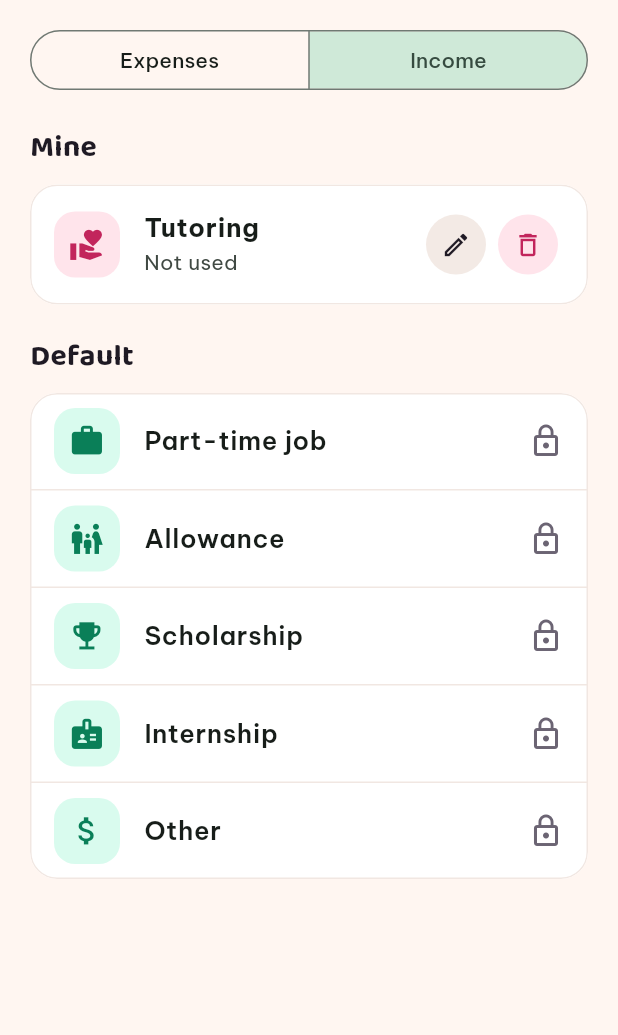
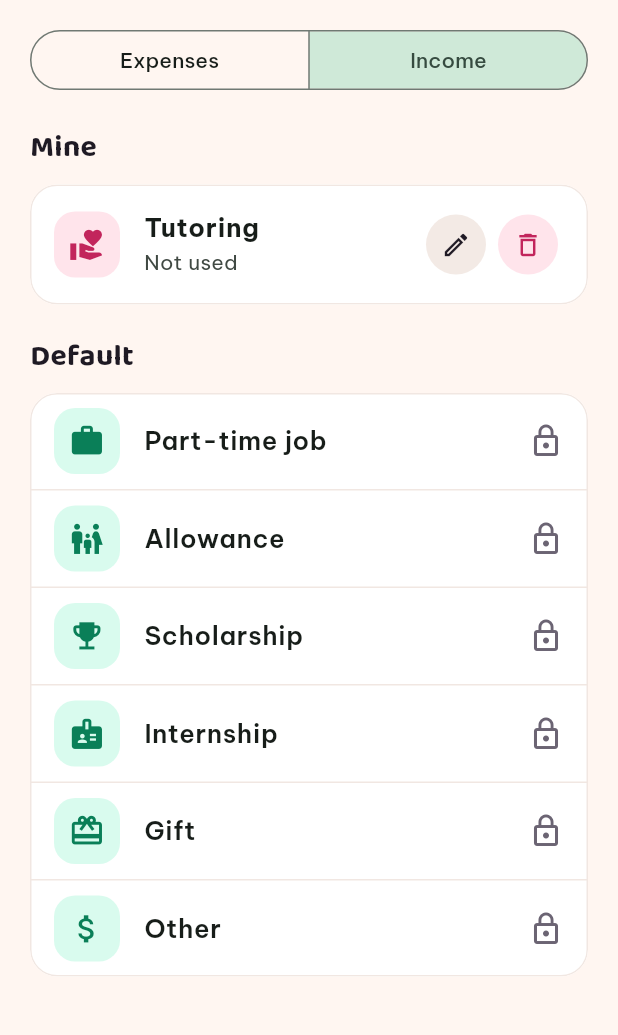
Before and after one commit to duyminh94/FeatureNotBug_Pennypal, a Flutter app: the CategoriesScreen screen opened directly, after a tap on "Income", on a phone screen of 412 x 824 dp, the part 72-1107 px from its top. Run offline on Flutter 3.47's test engine with Material 3 defaults, Android fonts, the phone set to English and light mode, and no system bars; our stand-ins replace firebase_auth, firebase_core, firebase_database, fl_chart, flutter_local_notifications, image_picker and 2 more; missing offline and left inert: google_mlkit_text_recognition, string_similarity; accounts and stored records are empty; generated files the repository leaves out were written again.

Commit message:
feat: Thêm danh mục thu Quà tặng

```diff
--- a/database/seed.json
+++ b/database/seed.json
@@ -12,7 +12,8 @@
     "scholarship": { "type": "income", "icon": "emoji_events", "isSelectable": true, "sortOrder": 2 },
     "part_time": { "type": "income", "icon": "work", "isSelectable": true, "sortOrder": 3 },
     "internship": { "type": "income", "icon": "badge", "isSelectable": true, "sortOrder": 4 },
-    "other_income": { "type": "income", "icon": "attach_money", "isSelectable": true, "sortOrder": 5 }
+    "gift": { "type": "income", "icon": "card_giftcard", "isSelectable": true, "sortOrder": 5 },
+    "other_income": { "type": "income", "icon": "attach_money", "isSelectable": true, "sortOrder": 6 }
   },
   "app_settings": {
     "defaultAlertThreshold": 80,
--- a/pennypal_student/lib/l10n/app_en.arb
+++ b/pennypal_student/lib/l10n/app_en.arb
@@ -58,6 +58,7 @@
   "categoryScholarship": "Scholarship",
   "categoryPartTime": "Part-time job",
   "categoryInternship": "Internship",
+  "categoryGift": "Gift",
   "categoryOtherIncome": "Other",
   "commonComingSoon": "This screen is coming soon",
   "commonBack": "Back",
--- a/pennypal_student/lib/l10n/app_vi.arb
+++ b/pennypal_student/lib/l10n/app_vi.arb
@@ -51,6 +51,7 @@
   "categoryScholarship": "Học bổng",
   "categoryPartTime": "Làm thêm",
   "categoryInternship": "Thực tập",
+  "categoryGift": "Quà tặng",
   "categoryOtherIncome": "Khác",
   "commonComingSoon": "Màn này sẽ sớm có",
   "commonBack": "Quay lại",
--- a/pennypal_student/lib/utils/category_display.dart
+++ b/pennypal_student/lib/utils/category_display.dart
@@ -88,6 +88,7 @@ class CategoryDisplay {
       CategoryKeys.scholarship => l10n.categoryScholarship,
       CategoryKeys.partTime => l10n.categoryPartTime,
       CategoryKeys.internship => l10n.categoryInternship,
+      CategoryKeys.gift => l10n.categoryGift,
       CategoryKeys.otherIncome => l10n.categoryOtherIncome,
       _ => l10n.categoryMiscellaneous,
     };
@@ -106,6 +107,7 @@ class CategoryDisplay {
       CategoryKeys.scholarship => 'emoji_events',
       CategoryKeys.partTime => 'work',
       CategoryKeys.internship => 'badge',
+      CategoryKeys.gift => 'card_giftcard',
       CategoryKeys.otherIncome => 'attach_money',
       _ => 'more_horiz',
     };
--- a/pennypal_student/lib/utils/constants.dart
+++ b/pennypal_student/lib/utils/constants.dart
@@ -204,7 +204,7 @@ class NotificationTypes {
   static const String supportReplied = 'support_replied';
 }
 
-/// Keys of the 13 default categories (8 expense + 5 income).
+/// Keys of the 14 default categories (8 expense + 6 income).
 class CategoryKeys {
   static const String food = 'food';
   static const String transport = 'transport';
@@ -219,6 +219,7 @@ class CategoryKeys {
   static const String scholarship = 'scholarship';
   static const String partTime = 'part_time';
   static const String internship = 'internship';
+  static const String gift = 'gift';
   static const String otherIncome = 'other_income';
 
   /// Expense categories a student can pick by hand (savings is only created by goal contributions).
@@ -232,7 +233,7 @@ class CategoryKeys {
     miscellaneous,
   ];
 
-  static const List<String> income = [partTime, allowance, scholarship, internship, otherIncome];
+  static const List<String> income = [partTime, allowance, scholarship, internship, gift, otherIncome];
 }
 
 /// The 12 icons a student can pick for a custom category.
```
